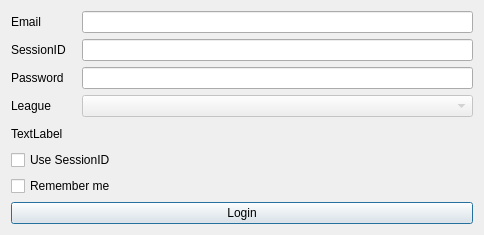
The window that forms/logindialog.ui (xyzz/acquisition) describes before a commit, drawn with Qt 5.
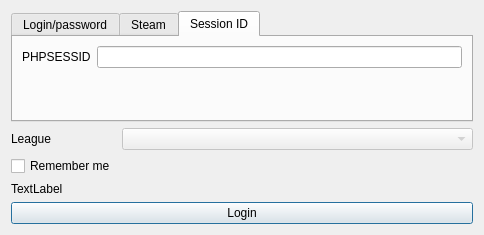
The same window after the commit. The open tabs and pages were chosen to show the change.

Commit message: New UI for login form.

The edit to the form file:
```diff
--- a/forms/logindialog.ui
+++ b/forms/logindialog.ui
@@ -27,7 +27,20 @@
   </property>
   <layout class="QVBoxLayout" name="verticalLayout">
    <item>
+    <widget class="QTabWidget" name="loginTabs">
+     <property name="currentIndex">
+      <number>0</number>
+     </property>
+     <widget class="QWidget" name="tab">
+      <attribute name="title">
+       <string>Login/password</string>
+      </attribute>
+      <layout class="QVBoxLayout" name="verticalLayout_2">
+       <item>
     <layout class="QFormLayout" name="formLayout">
+         <property name="fieldGrowthPolicy">
+          <enum>QFormLayout::AllNonFixedFieldsGrow</enum>
+         </property>
      <item row="0" column="0">
       <widget class="QLabel" name="label">
        <property name="minimumSize">
@@ -44,7 +57,7 @@
      <item row="0" column="1">
       <widget class="QLineEdit" name="emailLineEdit"/>
      </item>
-     <item row="2" column="0">
+         <item row="1" column="0">
       <widget class="QLabel" name="label_2">
        <property name="minimumSize">
         <size>
@@ -57,14 +70,64 @@
        </property>
       </widget>
      </item>
-     <item row="2" column="1">
+         <item row="1" column="1">
       <widget class="QLineEdit" name="passwordLineEdit">
        <property name="echoMode">
         <enum>QLineEdit::Password</enum>
        </property>
       </widget>
      </item>
-     <item row="3" column="0">
+        </layout>
+       </item>
+      </layout>
+     </widget>
+     <widget class="QWidget" name="tab_2">
+      <attribute name="title">
+       <string>Steam</string>
+      </attribute>
+     </widget>
+     <widget class="QWidget" name="tab_3">
+      <attribute name="title">
+       <string>Session ID</string>
+      </attribute>
+      <layout class="QVBoxLayout" name="verticalLayout_3">
+       <item>
+        <layout class="QFormLayout" name="formLayout_3">
+         <item row="0" column="0">
+          <widget class="QLabel" name="sessIDLabel">
+           <property name="minimumSize">
+            <size>
+             <width>65</width>
+             <height>0</height>
+            </size>
+           </property>
+           <property name="text">
+            <string>PHPSESSID</string>
+           </property>
+          </widget>
+         </item>
+         <item row="0" column="1">
+          <widget class="QLineEdit" name="sessionIDLineEdit"/>
+         </item>
+        </layout>
+       </item>
+      </layout>
+     </widget>
+    </widget>
+   </item>
+   <item>
+    <layout class="QFormLayout" name="formLayout_2">
+     <property name="topMargin">
+      <number>0</number>
+     </property>
+     <item row="2" column="0">
+      <widget class="QLabel" name="errorLabel">
+       <property name="text">
+        <string>TextLabel</string>
+       </property>
+      </widget>
+     </item>
+     <item row="0" column="0">
       <widget class="QLabel" name="label_3">
        <property name="minimumSize">
         <size>
@@ -77,7 +140,7 @@
        </property>
       </widget>
      </item>
-     <item row="3" column="1">
+     <item row="0" column="1">
       <widget class="QComboBox" name="leagueComboBox">
        <property name="enabled">
         <bool>false</bool>
@@ -85,44 +148,14 @@
       </widget>
      </item>
      <item row="1" column="0">
-      <widget class="QLabel" name="sessIDLabel">
-       <property name="minimumSize">
-        <size>
-         <width>65</width>
-         <height>0</height>
-        </size>
-       </property>
-       <property name="text">
-        <string>SessionID</string>
-       </property>
-      </widget>
-     </item>
-     <item row="1" column="1">
-      <widget class="QLineEdit" name="sessionIDLineEdit"/>
-     </item>
-    </layout>
-   </item>
-   <item>
-    <widget class="QLabel" name="errorLabel">
-     <property name="text">
-      <string>TextLabel</string>
-     </property>
-    </widget>
-   </item>
-   <item>
-    <widget class="QCheckBox" name="sessIDCheckBox">
-     <property name="text">
-      <string>Use SessionID</string>
-     </property>
-    </widget>
-   </item>
-   <item>
     <widget class="QCheckBox" name="rembmeCheckBox">
      <property name="text">
       <string>Remember me</string>
      </property>
     </widget>
    </item>
+    </layout>
+   </item>
    <item>
     <widget class="QPushButton" name="loginButton">
      <property name="text">
```
Left out of the diff: 99 changed lines with no effect on the pictures. Lines whose indentation alone changed are shown as unchanged. The commit also changes 2 other files.
